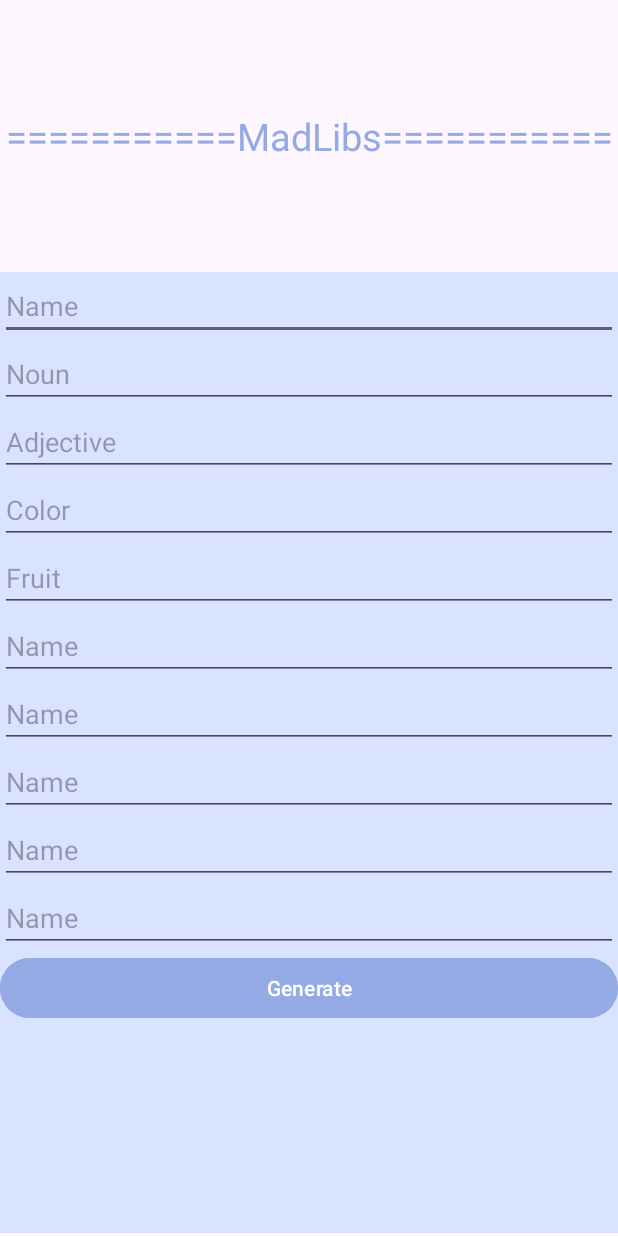
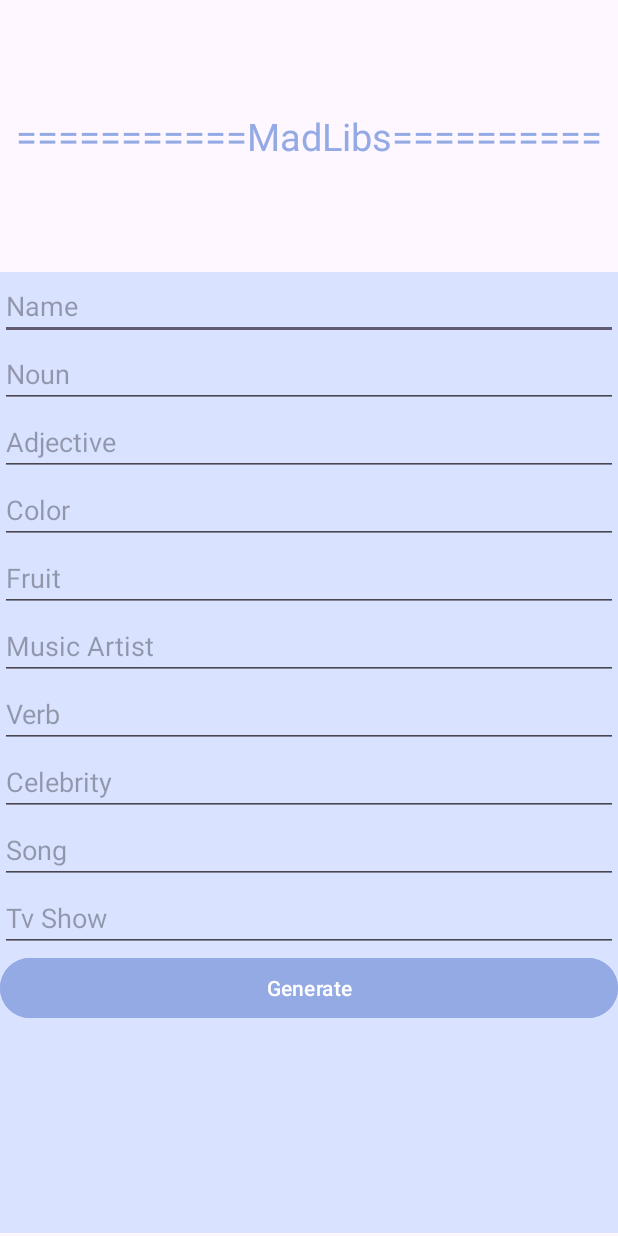
Before and after one commit to DevianZe/MadLibs, an Android app: the screen it shows after launch (MainActivity), on a phone screen of 412 x 824 dp. Run offline under Robolectric (Android 15) with nearby library versions, the phone set to English and light mode, and no system bars.

Commit message:
1st update

```diff
--- a/app/src/main/java/com/example/madlibs/MainActivity.java
+++ b/app/src/main/java/com/example/madlibs/MainActivity.java
@@ -2,13 +2,50 @@ package com.example.madlibs;
 
 import androidx.appcompat.app.AppCompatActivity;
 
+import android.content.Intent;
 import android.os.Bundle;
+import android.widget.Button;
+import android.widget.EditText;
 
 public class MainActivity extends AppCompatActivity {
+    EditText etName;
+    EditText etNoun;
+    EditText etAdjective;
+    EditText etColor;
+    EditText etFruit;
+    EditText etMusicArtist;
+    EditText etVerb;
+    EditText etCelebrity;
+    EditText etSong;
+    EditText etTvShow;
 
+    Button btnGenerate;
     @Override
     protected void onCreate(Bundle savedInstanceState) {
         super.onCreate(savedInstanceState);
         setContentView(R.layout.activity_main);
+
+        etName = findViewById(R.id.et_name);
+        etNoun = findViewById(R.id.et_noun);
+        etAdjective = findViewById(R.id.et_adjective);
+        etColor = findViewById(R.id.et_Color);
+        etFruit = findViewById(R.id.et_fruit);
+        etMusicArtist = findViewById(R.id.et_musicArtist);
+        etVerb = findViewById(R.id.et_verb);
+        etCelebrity = findViewById(R.id.et_celebrity);
+        etSong = findViewById(R.id.et_song);
+        etTvShow = findViewById(R.id.et_tvShow);
+
+        Intent secondActivity = new Intent(MainActivity.this, SecondActivity.class);
+        String sendThisString = "Whatever string I want to send";
+        String sendThisTo = "The other string I want to send";
+        secondActivity.putExtra("data1",sendThisString);
+        secondActivity.putExtra("data2",sendThisTo);
+        String story = "The Great Adventure!";
+
+
+        secondActivity.putExtra("story",story);
+
+        startActivity(secondActivity);
     }
 }
--- /dev/null
+++ b/app/src/main/java/com/example/madlibs/SecondActivity.java
@@ -0,0 +1,22 @@
+package com.example.madlibs;
+
+import android.content.Intent;
+import android.os.Bundle;
+import android.widget.TextView;
+
+import androidx.appcompat.app.AppCompatActivity;
+
+public class SecondActivity extends AppCompatActivity {
+    TextView tvTopText;
+    TextView tvBottomText;
+
+    @Override
+    protected void onCreate(Bundle savedInstanceState) {
+        super.onCreate(savedInstanceState);
+        setContentView(R.layout.activity_second);
+
+        Intent intent = getIntent();
+
+        String story = intent.getStringExtra("story");
+    }
+}
--- a/app/src/main/res/layout/activity_main.xml
+++ b/app/src/main/res/layout/activity_main.xml
@@ -9,8 +9,7 @@
 
     <TextView
         android:layout_width="wrap_content"
-        android:layout_height="wrap_content"
-        android:text="===========MadLibs==========="
+        android:layout_height="wrap_content" android:text="===========MadLibs=========="
         android:textColor="@color/material_dynamic_primary70"
         android:textSize="25sp"
         app:layout_constraintBottom_toTopOf="@+id/guideline2"
@@ -60,7 +59,7 @@
         app:layout_constraintVertical_bias="0.0">
 
         <EditText
-            android:id="@+id/et_verb"
+            android:id="@+id/et_name"
             android:layout_width="match_parent"
             android:layout_height="wrap_content"
             android:ems="10"
@@ -100,43 +99,43 @@
             android:inputType="text" />
 
         <EditText
-            android:id="@+id/editTextText6"
+            android:id="@+id/et_musicArtist"
             android:layout_width="match_parent"
             android:layout_height="wrap_content"
             android:ems="10"
-            android:hint="Name"
+            android:hint="Music Artist"
             android:inputType="text" />
 
         <EditText
-            android:id="@+id/editTextText7"
+            android:id="@+id/et_verb"
             android:layout_width="match_parent"
             android:layout_height="wrap_content"
             android:ems="10"
-            android:hint="Name"
+            android:hint="Verb"
             android:inputType="text" />
 
         <EditText
-            android:id="@+id/editTextText8"
+            android:id="@+id/et_celebrity"
             android:layout_width="match_parent"
             android:layout_height="wrap_content"
             android:ems="10"
-            android:hint="Name"
+            android:hint="Celebrity"
             android:inputType="text" />
 
         <EditText
-            android:id="@+id/editTextText9"
+            android:id="@+id/et_song"
             android:layout_width="match_parent"
             android:layout_height="wrap_content"
             android:ems="10"
-            android:hint="Name"
+            android:hint="Song"
             android:inputType="text" />
 
         <EditText
-            android:id="@+id/editTextText10"
+            android:id="@+id/et_tvShow"
             android:layout_width="match_parent"
             android:layout_height="wrap_content"
             android:ems="10"
-            android:hint="Name"
+            android:hint="Tv Show"
             android:inputType="text" />
 
         <Button
--- /dev/null
+++ b/app/src/main/res/layout/activity_second.xml
@@ -0,0 +1,6 @@
+<?xml version="1.0" encoding="utf-8"?>
+<androidx.constraintlayout.widget.ConstraintLayout xmlns:android="http://schemas.android.com/apk/res/android"
+    android:layout_width="match_parent"
+    android:layout_height="match_parent">
+
+</androidx.constraintlayout.widget.ConstraintLayout>
```
